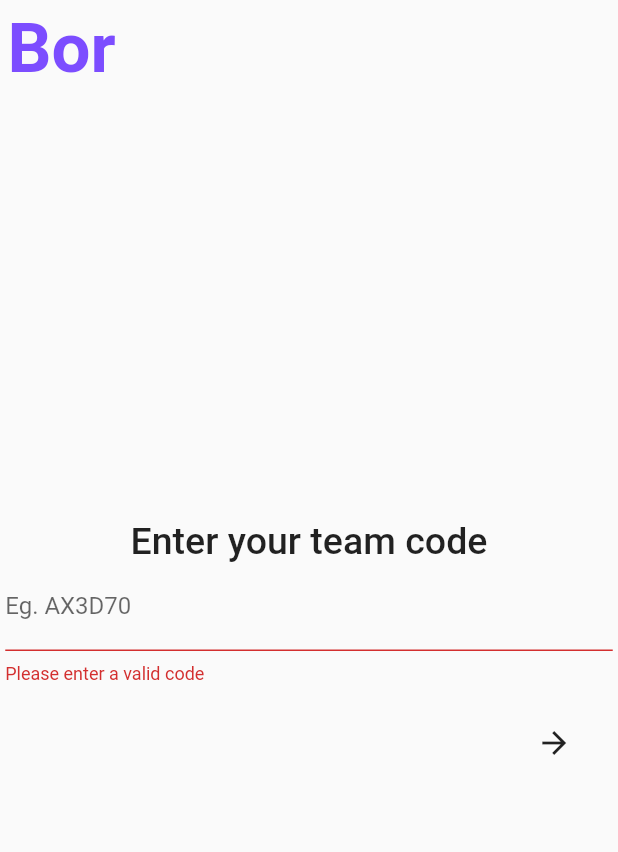
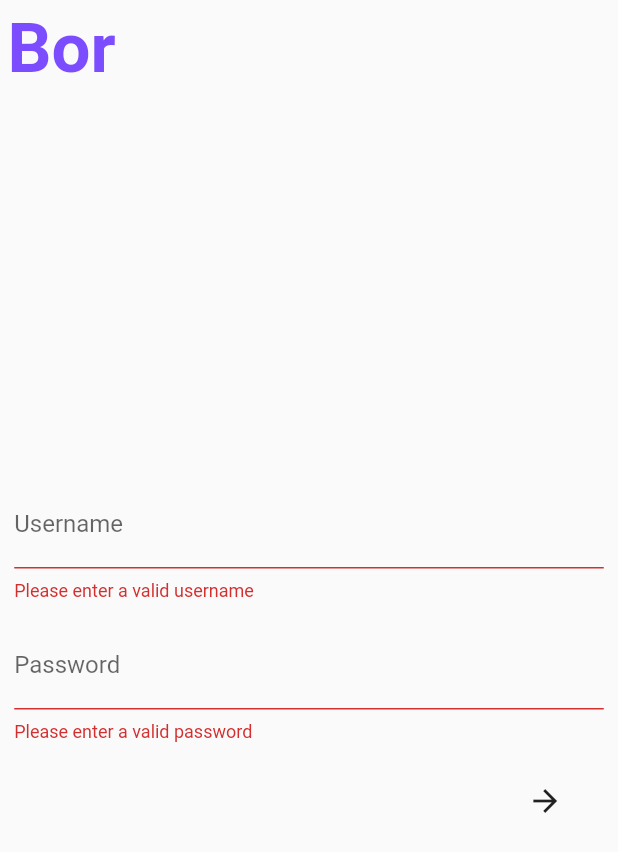
Before and after one commit to william-herring/bor, a Flutter app: the screen it shows after launch, after a tap on the "arrow forward" icon, on a phone screen of 412 x 824 dp. Shown: the top 852 px of the screen. Run offline on Flutter 3.47's test engine with Material 2 defaults, Android fonts, the phone set to English and light mode, and no system bars; our stand-ins replace google_fonts; Roboto replaces fonts that are missing (Ubuntu).

Commit message:
Issue #3 - create login screen UI

```diff
--- a/client/lib/main.dart
+++ b/client/lib/main.dart
@@ -1,5 +1,6 @@
 import 'package:bor/screens/join_team.dart';
 import 'package:bor/screens/teams.dart';
+import 'package:bor/screens/login.dart';
 import 'package:flutter/material.dart';
 
 bool isLoggedOut = true;
@@ -16,7 +17,7 @@ class App extends StatelessWidget {
   @override
   Widget build(context) {
     return MaterialApp(
-      initialRoute: isLoggedOut ? '/join' : '/teams', //join to be replaced by login
+      initialRoute: isLoggedOut ? '/login' : '/teams', //join to be replaced by login
       onGenerateRoute: (settings) {
         String route = settings.name as String;
 
@@ -42,9 +43,9 @@ class App extends StatelessWidget {
       debugShowCheckedModeBanner: false,
       routes: {
         '/teams': (context) => const TeamScreen(),
+        '/join': (context) => const JoinTeamScreen(),
+        '/login': (context) => const LoginScreen()
       },
-
-      home: const JoinTeamScreen(), //Temporary
     );
   }
 }
--- /dev/null
+++ b/client/lib/nav/login_form.dart
@@ -0,0 +1,146 @@
+import 'dart:convert';
+import 'package:animations/animations.dart';
+import 'package:bor/main.dart';
+import 'package:bor/objects/team_obj.dart';
+import 'package:flutter/material.dart';
+import 'package:flutter/services.dart';
+import 'package:google_fonts/google_fonts.dart';
+import 'package:http/http.dart' as http;
+
+class LoginForm extends StatefulWidget {
+  const LoginForm({Key? key}) : super(key: key);
+
+  @override
+  _LoginFormState createState() => _LoginFormState();
+}
+
+class _LoginFormState extends State<LoginForm> {
+  String userInput = "";
+  String passInput = "";
+  int stackIndex = 0;
+  final _formKey = GlobalKey<FormState>();
+
+  _LoginFormState({this.userInput = "",this.passInput=""});
+
+  @override
+  void initState() {
+    super.initState();
+    //left this here because idk if there's anything that needs to be added here
+  }
+
+
+  @override
+  Widget build(BuildContext context) {
+    return Container(
+      padding: const EdgeInsets.all(3.5),
+      width: 400,
+      height: 400,
+      child: IndexedStack(
+        index: stackIndex,
+        key: ValueKey<int>(stackIndex),
+
+        children: [
+          Form(
+            key:_formKey,
+            child: Column(
+              mainAxisAlignment: MainAxisAlignment.center,
+              children: [
+                Text(
+                  "",
+                  style: GoogleFonts.ubuntu(
+                    fontSize: 11.0,
+                    fontWeight: FontWeight.w500
+                  ),
+                ),
+
+                TextFormField(
+                  enableSuggestions: false,
+                  autocorrect: false,
+                  validator: (value) {
+                    if (value == null || value.isEmpty) {
+                      return "Please enter a valid username";
+                    }
+
+
+                    var message = "";
+
+
+                    if (value.isNotEmpty) {
+                      setState(() {
+                        userInput = value;
+                      });
+                      return "You entered: " + value;//todo make something actually happen when you enter user/pass
+                    }
+
+                    return "Please enter a valid username";
+                  },
+                  textAlign: TextAlign.center,
+                  decoration: InputDecoration(
+                    labelText: "Username",
+                    labelStyle: GoogleFonts.ubuntu(),
+                    focusedBorder: const UnderlineInputBorder(
+                      borderSide: BorderSide(color: Colors.deepPurpleAccent)
+                    ),
+                    floatingLabelStyle: GoogleFonts.ubuntu(
+                      color: Colors.deepPurpleAccent
+                    ),
+                  ),
+
+                ),
+                Text(
+                  "",
+                    style: GoogleFonts.ubuntu(
+                        fontSize: 11.0,
+                        fontWeight: FontWeight.w500
+                    )
+                ),
+
+                TextFormField(
+                  enableSuggestions: false,
+                  autocorrect: false,
+                  obscureText: true,
+                  validator: (value) {
+                    if (value == null || value.isEmpty) {
+                      return "Please enter a valid password";
+                    }
+
+                    if (value.isNotEmpty) {
+                      setState(() {
+                        passInput = value;
+                      });
+                      return "You entered: " + value;
+                    }
+                    return "Please enter a valid password";
+                  },
+
+                  textAlign: TextAlign.center,
+                  decoration: InputDecoration(
+                    labelText: "Password",
+                    labelStyle: GoogleFonts.ubuntu(),
+                    focusedBorder: const UnderlineInputBorder(
+                        borderSide: BorderSide(color: Colors.deepPurpleAccent)
+                    ),
+                    floatingLabelStyle: GoogleFonts.ubuntu(
+                        color: Colors.deepPurpleAccent
+                    ),
+                  ),
+                ),
+                Row(
+                  mainAxisAlignment: MainAxisAlignment.end,
+                  children: [
+                    Padding(
+                      padding: const EdgeInsets.all(15.0),
+                      child: IconButton(onPressed: () => _formKey.currentState!.validate(),
+                          icon: const Icon(Icons.arrow_forward)),
+                    ),
+                  ],
+                )
+              ],
+            ),
+          ),
+
+        ],
+      ),
+    );
+  }
+}
--- /dev/null
+++ b/client/lib/screens/login.dart
@@ -0,0 +1,34 @@
+import 'package:bor/nav/login_form.dart';
+import 'package:bor/objects/team_obj.dart';
+import 'package:flutter/material.dart';
+import 'package:google_fonts/google_fonts.dart';
+
+class LoginScreen extends StatelessWidget {
+  const LoginScreen({Key? key}) : super(key: key);
+
+  @override
+  Widget build(BuildContext context) {
+    return Scaffold(
+        appBar: AppBar(
+          backgroundColor: Colors.transparent,
+          elevation: 0,
+          leadingWidth: 400,
+          leading: Container(
+            margin: const EdgeInsets.all(5),
+            child: Text(
+              "Bor",
+              style: GoogleFonts.ubuntu(
+                  color: Colors.deepPurpleAccent,
+                  fontWeight: FontWeight.bold,
+                  fontSize: 46
+              ),
+            ),
+          ),
+        ),
+
+        body: Center(
+          child: const LoginForm(),
+        )
+    );
+  }
+}
```
